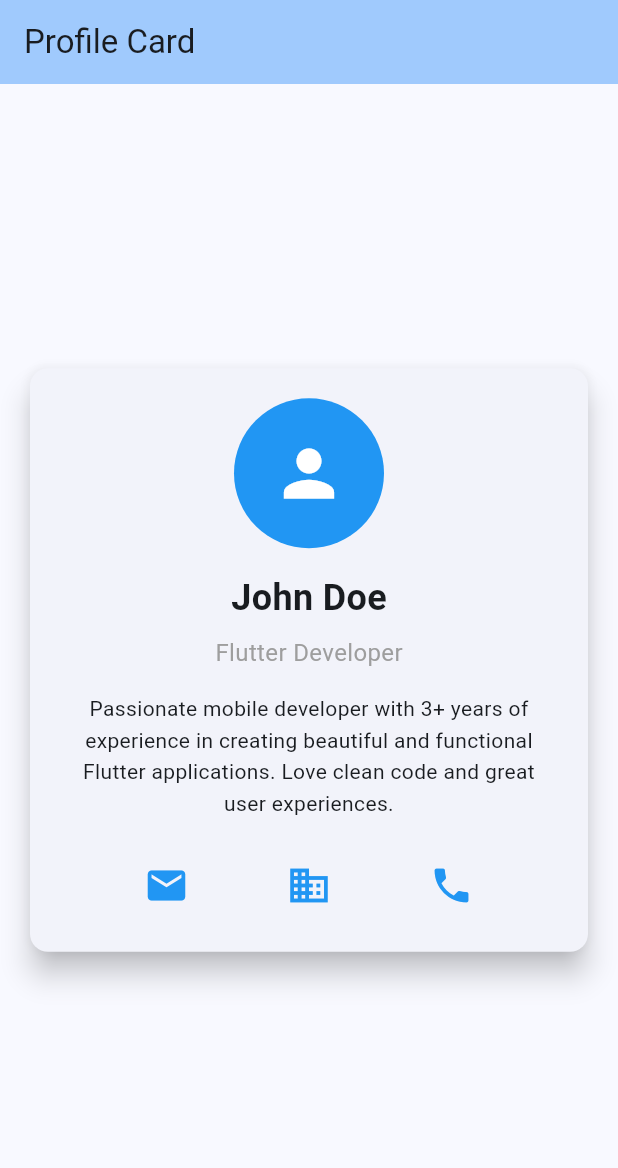
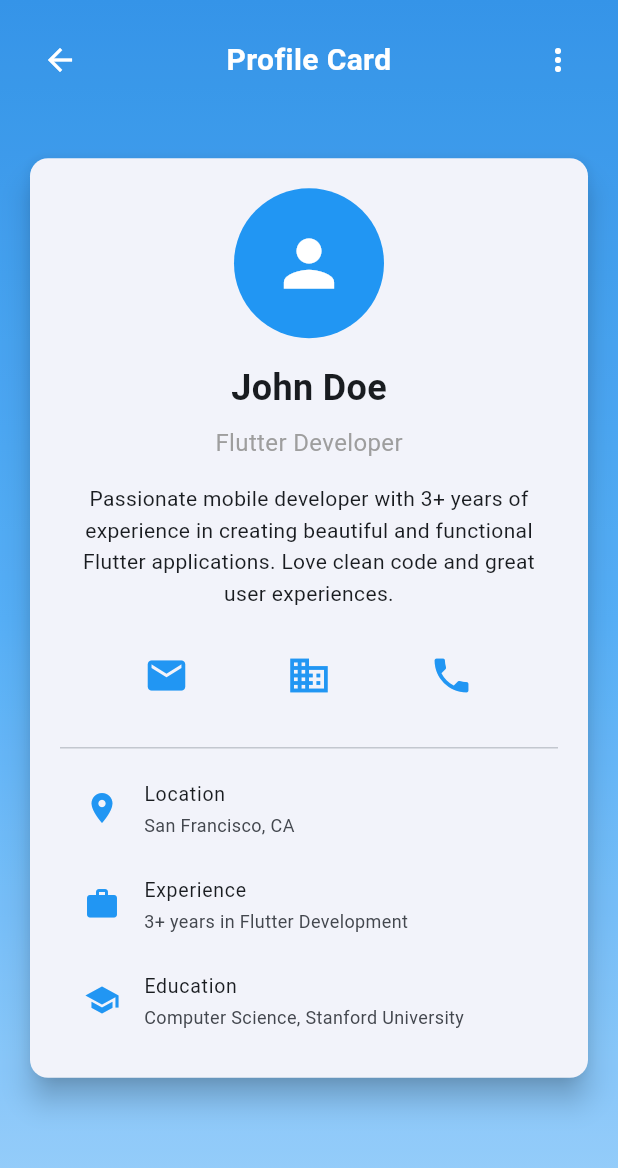
Before and after one commit to its-sujeet/profile_card, a Flutter app: the screen it shows after launch, on a phone screen of 412 x 824 dp. Shown: the top 1168 px of the screen. Run offline on Flutter 3.47's test engine with Material 3 defaults, Android fonts, the phone set to English and light mode, and no system bars.

Commit message:
add ListTile widgets for additional profile information

```diff
--- a/lib/main.dart
+++ b/lib/main.dart
@@ -26,12 +26,66 @@ class ProfileScreen extends StatelessWidget {
   @override
   Widget build(BuildContext context) {
     return Scaffold(
-      appBar: AppBar(
-        title: const Text('Profile Card'),
-        backgroundColor: Theme.of(context).colorScheme.inversePrimary,
-      ),
-      body: const Center(
-        child: ProfileCard(),
+      body: Stack(
+        children: [
+          // Background image
+          Container(
+            height: double.infinity,
+            width: double.infinity,
+            decoration: const BoxDecoration(
+              gradient: LinearGradient(
+                begin: Alignment.topCenter,
+                end: Alignment.bottomCenter,
+                colors: [
+                  Color(0xFF1E88E5),
+                  Color(0xFF42A5F5),
+                  Color(0xFF90CAF9),
+                ],
+              ),
+            ),
+          ),
+          // Overlay pattern
+          Container(
+            height: double.infinity,
+            width: double.infinity,
+            decoration: BoxDecoration(
+              color: Colors.white.withOpacity(0.1),
+            ),
+          ),
+          // App bar overlay
+          SafeArea(
+            child: Padding(
+              padding: const EdgeInsets.all(16.0),
+              child: Row(
+                children: [
+                  IconButton(
+                    onPressed: () {},
+                    icon: const Icon(Icons.arrow_back, color: Colors.white),
+                  ),
+                  const Expanded(
+                    child: Text(
+                      'Profile Card',
+                      style: TextStyle(
+                        color: Colors.white,
+                        fontSize: 20,
+                        fontWeight: FontWeight.bold,
+                      ),
+                      textAlign: TextAlign.center,
+                    ),
+                  ),
+                  IconButton(
+                    onPressed: () {},
+                    icon: const Icon(Icons.more_vert, color: Colors.white),
+                  ),
+                ],
+              ),
+            ),
+          ),
+          // Profile card content
+          const Center(
+            child: ProfileCard(),
+          ),
+        ],
       ),
     );
   }
@@ -123,6 +177,26 @@ class ProfileCard extends StatelessWidget {
                 ),
               ],
             ),
+            const SizedBox(height: 16),
+            const Divider(),
+            ListTile(
+              leading: const Icon(Icons.location_on, color: Colors.blue),
+              title: const Text('Location'),
+              subtitle: const Text('San Francisco, CA'),
+              dense: true,
+            ),
+            ListTile(
+              leading: const Icon(Icons.work, color: Colors.blue),
+              title: const Text('Experience'),
+              subtitle: const Text('3+ years in Flutter Development'),
+              dense: true,
+            ),
+            ListTile(
+              leading: const Icon(Icons.school, color: Colors.blue),
+              title: const Text('Education'),
+              subtitle: const Text('Computer Science, Stanford University'),
+              dense: true,
+            ),
           ],
         ),
       ),
```
